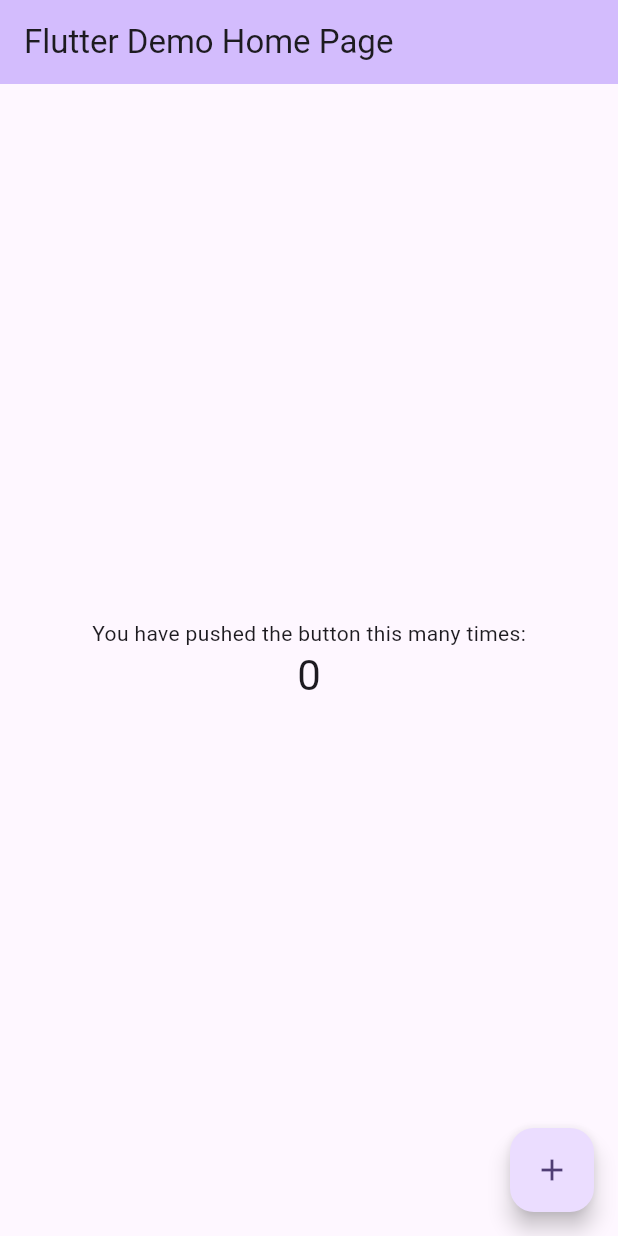
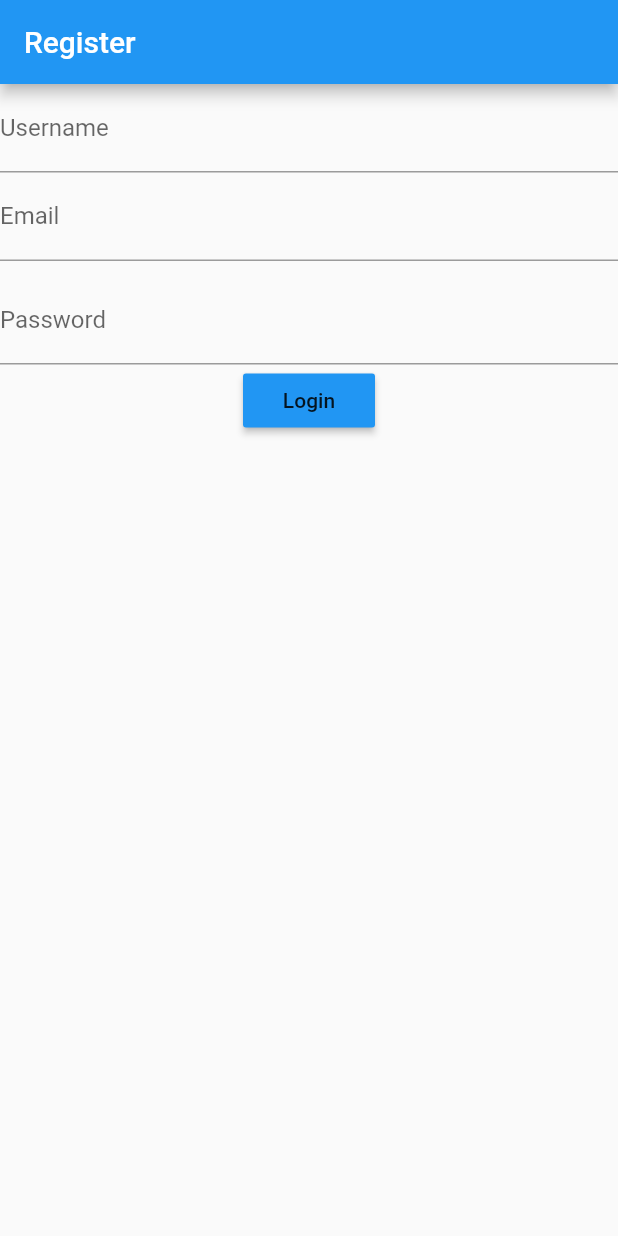
Before and after one commit to soheilrahsaz/habitof6-flutter, a Flutter app: the screen it shows after launch, on a phone screen of 412 x 824 dp. Run offline on Flutter 3.47's test engine with Material 2 defaults, Android fonts, the phone set to English and light mode, and no system bars; drawn by our look-alikes of flutter_form_builder; our stand-ins replace form_builder_validators, get.

Commit message:
initial workds, register page

```diff
--- a/lib/main.dart
+++ b/lib/main.dart
@@ -1,125 +1,42 @@
 import 'package:flutter/material.dart';
+import 'package:get/get.dart';
+import 'package:habitof/screen/login_screen.dart';
+import 'package:habitof/screen/register_screen.dart';
 
-void main() {
-  runApp(const MyApp());
+void main() => runApp(GetMaterialApp(home: RegisterScreen()));
+
+class Controller extends GetxController{
+  var count = 0.obs;
+  increment() => count++;
 }
 
-class MyApp extends StatelessWidget {
-  const MyApp({super.key});
+class Home extends StatelessWidget {
+  const Home({super.key});
 
-  // This widget is the root of your application.
   @override
-  Widget build(BuildContext context) {
-    return MaterialApp(
-      title: 'Flutter Demo',
-      theme: ThemeData(
-        // This is the theme of your application.
-        //
-        // TRY THIS: Try running your application with "flutter run". You'll see
-        // the application has a blue toolbar. Then, without quitting the app,
-        // try changing the seedColor in the colorScheme below to Colors.green
-        // and then invoke "hot reload" (save your changes or press the "hot
-        // reload" button in a Flutter-supported IDE, or press "r" if you used
-        // the command line to start the app).
-        //
-        // Notice that the counter didn't reset back to zero; the application
-        // state is not lost during the reload. To reset the state, use hot
-        // restart instead.
-        //
-        // This works for code too, not just values: Most code changes can be
-        // tested with just a hot reload.
-        colorScheme: ColorScheme.fromSeed(seedColor: Colors.deepPurple),
-        useMaterial3: true,
-      ),
-      home: const MyHomePage(title: 'Flutter Demo Home Page'),
-    );
+  Widget build(context) {
+
+    final Controller c = Get.put(Controller());
+
+    return Scaffold(
+      // Use Obx(()=> to update Text() whenever count is changed.
+        appBar: AppBar(title: Obx(() => Text("Clicks: ${c.count}"))),
+
+        // Replace the 8 lines Navigator.push by a simple Get.to(). You don't need context
+        body: Center(child: ElevatedButton(
+            child: Text("Go to Other"), onPressed: () => Get.to(Other()))),
+        floatingActionButton:
+        FloatingActionButton(child: Icon(Icons.add), onPressed: c.increment));
   }
 }
 
-class MyHomePage extends StatefulWidget {
-  const MyHomePage({super.key, required this.title});
-
-  // This widget is the home page of your application. It is stateful, meaning
-  // that it has a State object (defined below) that contains fields that affect
-  // how it looks.
-
-  // This class is the configuration for the state. It holds the values (in this
-  // case the title) provided by the parent (in this case the App widget) and
-  // used by the build method of the State. Fields in a Widget subclass are
-  // always marked "final".
-
-  final String title;
+class Other extends StatelessWidget {
+  // You can ask Get to find a Controller that is being used by another page and redirect you to it.
+  final Controller c = Get.find();
 
   @override
-  State<MyHomePage> createState() => _MyHomePageState();
-}
-
-class _MyHomePageState extends State<MyHomePage> {
-  int _counter = 0;
-
-  void _incrementCounter() {
-    setState(() {
-      // This call to setState tells the Flutter framework that something has
-      // changed in this State, which causes it to rerun the build method below
-      // so that the display can reflect the updated values. If we changed
-      // _counter without calling setState(), then the build method would not be
-      // called again, and so nothing would appear to happen.
-      _counter++;
-    });
-  }
-
-  @override
-  Widget build(BuildContext context) {
-    // This method is rerun every time setState is called, for instance as done
-    // by the _incrementCounter method above.
-    //
-    // The Flutter framework has been optimized to make rerunning build methods
-    // fast, so that you can just rebuild anything that needs updating rather
-    // than having to individually change instances of widgets.
-    return Scaffold(
-      appBar: AppBar(
-        // TRY THIS: Try changing the color here to a specific color (to
-        // Colors.amber, perhaps?) and trigger a hot reload to see the AppBar
-        // change color while the other colors stay the same.
-        backgroundColor: Theme.of(context).colorScheme.inversePrimary,
-        // Here we take the value from the MyHomePage object that was created by
-        // the App.build method, and use it to set our appbar title.
-        title: Text(widget.title),
-      ),
-      body: Center(
-        // Center is a layout widget. It takes a single child and positions it
-        // in the middle of the parent.
-        child: Column(
-          // Column is also a layout widget. It takes a list of children and
-          // arranges them vertically. By default, it sizes itself to fit its
-          // children horizontally, and tries to be as tall as its parent.
-          //
-          // Column has various properties to control how it sizes itself and
-          // how it positions its children. Here we use mainAxisAlignment to
-          // center the children vertically; the main axis here is the vertical
-          // axis because Columns are vertical (the cross axis would be
-          // horizontal).
-          //
-          // TRY THIS: Invoke "debug painting" (choose the "Toggle Debug Paint"
-          // action in the IDE, or press "p" in the console), to see the
-          // wireframe for each widget.
-          mainAxisAlignment: MainAxisAlignment.center,
-          children: <Widget>[
-            const Text(
-              'You have pushed the button this many times:',
-            ),
-            Text(
-              '$_counter',
-              style: Theme.of(context).textTheme.headlineMedium,
-            ),
-          ],
-        ),
-      ),
-      floatingActionButton: FloatingActionButton(
-        onPressed: _incrementCounter,
-        tooltip: 'Increment',
-        child: const Icon(Icons.add),
-      ), // This trailing comma makes auto-formatting nicer for build methods.
-    );
+  Widget build(context){
+    // Access the updated count variable
+    return Scaffold(body: Center(child: Text("${c.count}")));
   }
 }
--- /dev/null
+++ b/lib/model/register_model.dart
@@ -0,0 +1,8 @@
+class RegisterModel {
+  RegisterModel(
+      {required this.username, required this.email, required this.password});
+
+  String username;
+  String email;
+  String password;
+}
--- /dev/null
+++ b/lib/remote_service/auth_service.dart
@@ -0,0 +1,10 @@
+import 'package:get/get.dart';
+import 'package:habitof/model/register_model.dart';
+
+class AuthService extends GetConnect {
+  void registerUser(RegisterModel registerModel) async {
+    Response res = await post(
+        "http://habitof.soheilrahsaz.ir/api/v1/auth/register", registerModel);
+    print(res.body);
+  }
+}
--- /dev/null
+++ b/lib/remote_service/response_model/base_response.dart
@@ -0,0 +1,6 @@
+class BaseResponse<T> {
+  BaseResponse({this.result, this.error});
+
+  T? result;
+  String? error;
+}
--- /dev/null
+++ b/lib/screen/register_screen.dart
@@ -0,0 +1,68 @@
+import 'package:flutter/material.dart';
+import 'package:flutter_form_builder/flutter_form_builder.dart';
+import 'package:form_builder_validators/form_builder_validators.dart';
+import 'package:habitof/model/register_model.dart';
+import 'package:habitof/remote_service/auth_service.dart';
+
+class RegisterScreen extends StatelessWidget {
+  RegisterScreen({Key? key}) : super(key: key);
+
+  final _formKey = GlobalKey<FormBuilderState>();
+
+  @override
+  Widget build(BuildContext context) {
+    return Scaffold(
+      appBar: AppBar(
+        title: const Text('Register'),
+      ),
+      body: FormBuilder(
+        key: _formKey,
+        child: Column(children: [
+          FormBuilderTextField(
+              name: 'username',
+              decoration: const InputDecoration(labelText: 'Username'),
+              validator: FormBuilderValidators.compose([
+                FormBuilderValidators.required(),
+                FormBuilderValidators.minLength(6),
+                FormBuilderValidators.maxLength(16)
+              ])),
+          FormBuilderTextField(
+            name: 'email',
+            decoration: const InputDecoration(labelText: 'Email'),
+            validator: FormBuilderValidators.compose([
+              FormBuilderValidators.required(),
+              FormBuilderValidators.email(),
+            ]),
+          ),
+          const SizedBox(height: 10),
+          FormBuilderTextField(
+            name: 'password',
+            decoration: const InputDecoration(labelText: 'Password'),
+            obscureText: true,
+            validator: FormBuilderValidators.compose([
+              FormBuilderValidators.required(),
+              FormBuilderValidators.minLength(6),
+              FormBuilderValidators.maxLength(32)
+            ]),
+          ),
+          MaterialButton(
+            color: Theme.of(context).colorScheme.secondary,
+            onPressed: () {
+              if (_formKey.currentState!.saveAndValidate()) {
+                print(_formKey.currentState?.value["username"]);
+                print(_formKey.currentState?.value["email"]);
+                print(_formKey.currentState?.value["password"]);
+
+                AuthService().registerUser(RegisterModel(
+                    username: _formKey.currentState?.value["username"],
+                    email: _formKey.currentState?.value["email"],
+                    password: _formKey.currentState?.value["password"]));
+              }
+            },
+            child: const Text('Login'),
+          ),
+        ]),
+      ),
+    );
+  }
+}
--- a/pubspec.yaml
+++ b/pubspec.yaml
@@ -30,6 +30,9 @@ environment:
 dependencies:
   flutter:
     sdk: flutter
+  get: ^4.6.6
+  flutter_form_builder: ^9.1.1
+  form_builder_validators: ^9.1.0
 
 
   # The following adds the Cupertino Icons font to your application.
```
Also changed, not shown: lib/screen/login_screen.dart (added, +10 -0 lines), pubspec.lock.
